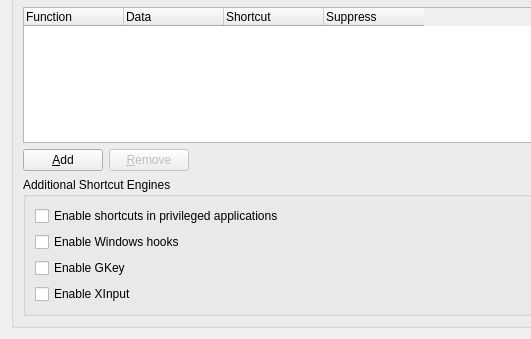
Old version of the form src/mumble/GlobalShortcut.ui in the repository BF3RM/RmMumble; both pictures show x 0 to 531 and y 203 to 542 of the 621 by 542 pixel window.
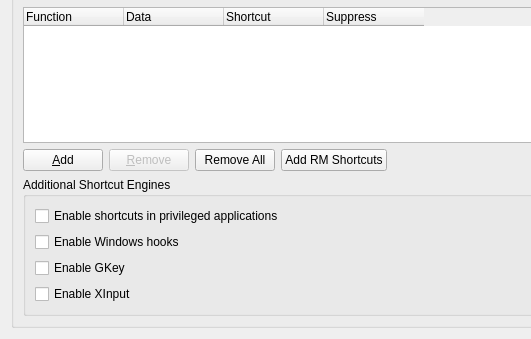
New version of the form.

Commit message: Replaces old shitty key binding with proper one, adds a bunch of buttons in the shortcuts settings to remove all the shortcuts and re-add RM ones. As a bonus adds a key name -> key code mapping in the root just in case we need it in the future...

Diff of the .ui file:
```diff
--- a/src/mumble/GlobalShortcut.ui
+++ b/src/mumble/GlobalShortcut.ui
@@ -191,6 +191,29 @@
           </property>
          </widget>
         </item>
+        <item>
+         <widget class="QPushButton" name="RemoveAll">
+          <property name="toolTip">
+           <string>Remove all the shortcuts</string>
+          </property>
+          <property name="whatsThis">
+           <string>This will permanently remove all the shortcuts.</string>
+          </property>
+          <property name="text">
+           <string>Remove All</string>
+          </property>
+         </widget>
+        </item>
+        <item>
+         <widget class="QPushButton" name="AddRmShortcuts">
+          <property name="toolTip">
+           <string>Add all the RM shortcuts to the list.</string>
+          </property>
+          <property name="text">
+           <string>Add RM Shortcuts</string>
+          </property>
+         </widget>
+        </item>
         <item>
          <spacer name="horizontalSpacer">
           <property name="orientation">
```
The commit also changes 6 other files.
